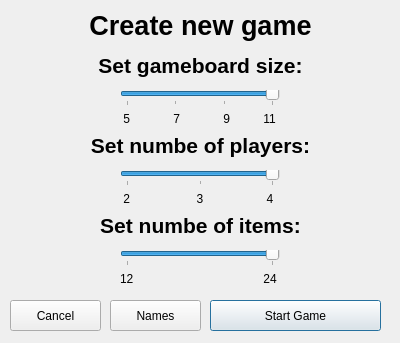
xsusov/ICP, file labyrinth2015-server/startdialogue.ui: the form before one commit.
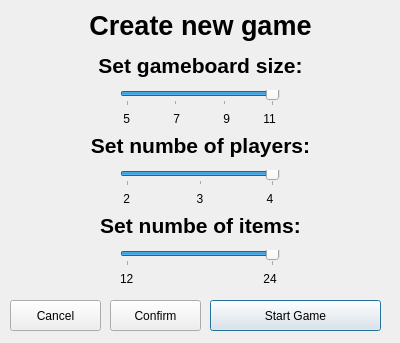
The form after the commit.

```diff
--- a/labyrinth2015-server/startdialogue.ui
+++ b/labyrinth2015-server/startdialogue.ui
@@ -370,7 +370,7 @@
     </rect>
    </property>
    <property name="text">
-    <string>Names</string>
+    <string>Confirm</string>
    </property>
   </widget>
  </widget>
```
Left out of the diff: 6 changed lines with no effect on the pictures.
